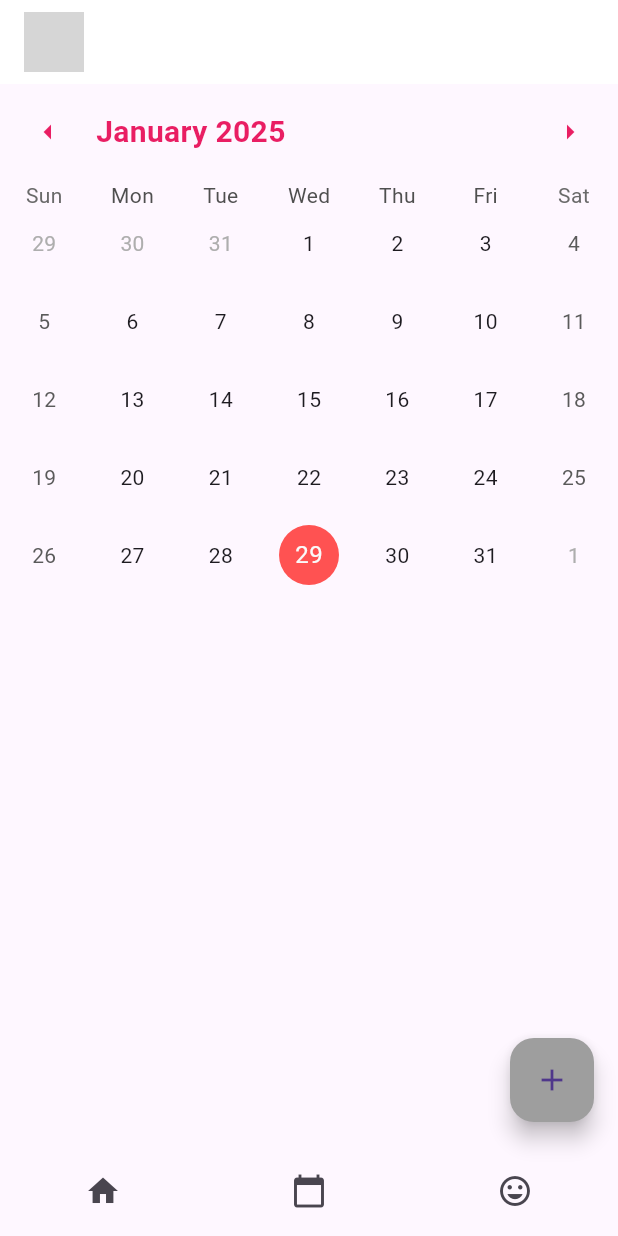
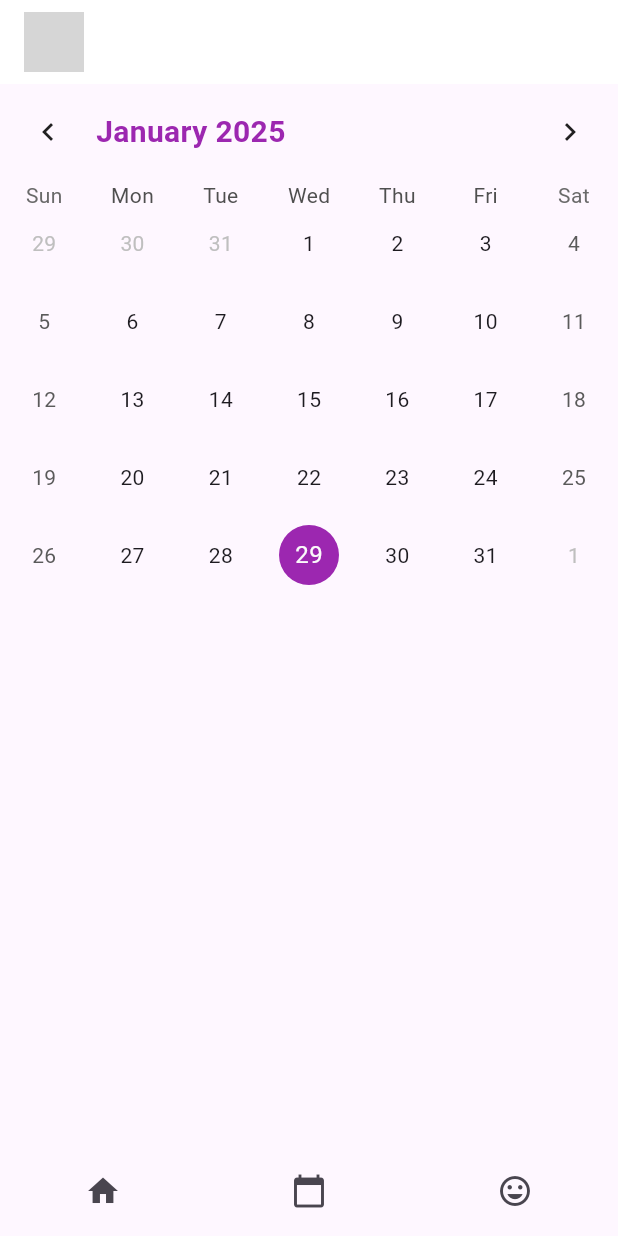
Before and after one commit to ramiko2/HappyPulse, a Flutter app: the HomeScreen screen opened by its route, scrolled down 576 dp, after a tap on the "calendar today" icon, on a phone screen of 412 x 824 dp. Run offline on Flutter 3.47's test engine with Material 3 defaults, Android fonts, the phone set to English and light mode, and no system bars; drawn by our look-alikes of table_calendar; our stand-ins replace go_router; grey boxes are pictures that could not be loaded.

Commit message:
sayfalar güncellendi

```diff
--- a/lib/main.dart
+++ b/lib/main.dart
@@ -4,6 +4,7 @@ import 'package:happypulse/screens/boarding_screen.dart';
 import 'package:happypulse/screens/home_screen.dart';
 import 'package:happypulse/screens/calendar_screen.dart';
 import 'package:happypulse/screens/mood_screen.dart';
+import 'package:happypulse/screens/login_screen.dart';
 
 void main() {
   runApp(const MyApp());
@@ -19,6 +20,10 @@ class MyApp extends StatelessWidget {
         GoRoute(
           path: '/',
           builder: (context, state) => const BoardingScreen(),
+        ),
+        GoRoute(
+          path: '/login',
+          builder: (context, state) => const LoginScreen(),
         ),
         GoRoute(
           path: '/home',
--- a/lib/screens/calendar_screen.dart
+++ b/lib/screens/calendar_screen.dart
@@ -1,6 +1,6 @@
 import 'package:flutter/material.dart';
 import 'package:table_calendar/table_calendar.dart';
-import 'package:go_router/go_router.dart';
+import 'package:happypulse/widgets/bottom_navigation_bar_widget.dart';
 
 class CalendarScreen extends StatefulWidget {
   const CalendarScreen({super.key});
@@ -10,7 +10,6 @@ class CalendarScreen extends StatefulWidget {
 }
 
 class _CalendarScreenState extends State<CalendarScreen> {
-  late Map<DateTime, List<Event>> selectedEvents;
   late DateTime selectedDay;
   late DateTime focusedDay;
 
@@ -19,7 +18,6 @@ class _CalendarScreenState extends State<CalendarScreen> {
     super.initState();
     selectedDay = DateTime.now();
     focusedDay = DateTime.now();
-    selectedEvents = {};
   }
 
   void _onDaySelected(DateTime day, DateTime focusedDay) {
@@ -29,52 +27,10 @@ class _CalendarScreenState extends State<CalendarScreen> {
     });
   }
 
-  List<Event> _getEventsForDay(DateTime day) {
-    return selectedEvents[day] ?? [];
-  }
-
-  void _addEvent() {
-    showDialog(
-      context: context,
-      builder: (context) {
-        String eventTitle = '';
-        return AlertDialog(
-          title: const Text('Yeni Etkinlik Ekle'),
-          content: TextField(
-            onChanged: (value) {
-              eventTitle = value;
-            },
-            decoration: const InputDecoration(hintText: 'Etkinlik Başlığı'),
-          ),
-          actions: [
-            TextButton(
-              onPressed: () {
-                if (eventTitle.isNotEmpty) {
-                  setState(() {
-                    if (selectedEvents[selectedDay] == null) {
-                      selectedEvents[selectedDay] = [];
-                    }
-                    selectedEvents[selectedDay]?.add(Event(eventTitle));
-                  });
-                }
-                Navigator.of(context).pop();
-              },
-              child: const Text('Ekle'),
-            ),
-            TextButton(
-              onPressed: () {
-                Navigator.of(context).pop();
-              },
-              child: const Text('İptal'),
-            ),
-          ],
-        );
-      },
-    );
-  }
-
   @override
   Widget build(BuildContext context) {
+    DateTime now = DateTime.now();
+
     return Scaffold(
       appBar: AppBar(
         title: Image.asset(
@@ -87,19 +43,18 @@ class _CalendarScreenState extends State<CalendarScreen> {
       body: Column(
         children: [
           TableCalendar(
-            firstDay: DateTime.utc(2020, 01, 01),
-            lastDay: DateTime.utc(2030, 12, 31),
+            firstDay: DateTime(now.year, now.month, 1), // Bu ayın ilk günü
+            lastDay: DateTime(now.year, now.month + 1, 0), // Bu ayın son günü
             focusedDay: focusedDay,
             selectedDayPredicate: (day) => isSameDay(selectedDay, day),
             onDaySelected: _onDaySelected,
-            eventLoader: _getEventsForDay,
             calendarStyle: CalendarStyle(
               todayDecoration: BoxDecoration(
                 color: Colors.grey,
                 shape: BoxShape.circle,
               ),
               selectedDecoration: BoxDecoration(
-                color: Colors.redAccent,
+                color: Colors.purple,
                 shape: BoxShape.circle,
               ),
               outsideDecoration: BoxDecoration(
@@ -112,66 +67,14 @@ class _CalendarScreenState extends State<CalendarScreen> {
               titleTextStyle: const TextStyle(
                 fontSize: 20,
                 fontWeight: FontWeight.bold,
-                color: Colors.pink,
-              ),
-              leftChevronIcon: const Icon(
-                Icons.arrow_left,
-                color: Colors.pink,
-              ),
-              rightChevronIcon: const Icon(
-                Icons.arrow_right,
-                color: Colors.pink,
+                color: Colors.purple, // Ay başlığı kırmızı
               ),
             ),
           ),
-          Expanded(
-            child: ListView(
-              children: _getEventsForDay(selectedDay)
-                  .map((event) => ListTile(
-                title: Text(event.title),
-              ))
-                  .toList(),
-            ),
-          ),
+          // Diğer içerikler burada
         ],
       ),
-      bottomNavigationBar: Container(
-        height: 60,
-        child: Row(
-          mainAxisAlignment: MainAxisAlignment.spaceAround,
-          children: [
-            IconButton(
-              icon: const Icon(Icons.home),
-              onPressed: () {
-                context.go('/home');
-              },
-            ),
-            IconButton(
-              icon: const Icon(Icons.calendar_today),
-              onPressed: () {
-                context.go('/calendar');
-              },
-            ),
-            IconButton(
-              icon: const Icon(Icons.mood),
-              onPressed: () {
-                context.go('/mood');
-              },
-            ),
-          ],
-        ),
-      ),
-      floatingActionButton: FloatingActionButton(
-        onPressed: _addEvent,
-        backgroundColor: Colors.grey,
-        child: const Icon(Icons.add),
-      ),
+      bottomNavigationBar: const BottomNavigationBarWidget(),
     );
   }
 }
-
-class Event {
-  final String title;
-
-  Event(this.title);
-}
--- a/lib/screens/home_screen.dart
+++ b/lib/screens/home_screen.dart
@@ -1,5 +1,7 @@
+import 'package:flutter/cupertino.dart';
 import 'package:flutter/material.dart';
 import 'package:go_router/go_router.dart';
+import 'package:happypulse/widgets/bottom_navigation_bar_widget.dart';
 
 class HomeScreen extends StatefulWidget {
   const HomeScreen({super.key});
@@ -40,52 +42,59 @@ class _HomeScreenState extends State<HomeScreen> {
           ],
         ),
       ),
-      bottomNavigationBar: Container(
-        height: 60,
-        child: Row(
-          mainAxisAlignment: MainAxisAlignment.spaceAround,
-          children: [
-            IconButton(
-              icon: const Icon(Icons.home),
-              onPressed: () {
-                context.go('/home');
-              },
-            ),
-            IconButton(
-              icon: const Icon(Icons.calendar_today),
-              onPressed: () {
-                context.go('/calendar');
-              },
-            ),
-            IconButton(
-              icon: const Icon(Icons.mood),
-              onPressed: () {
-                context.go('/mood');
-              },
-            ),
-          ],
-        ),
-      ),
-      drawer: const Drawer(
-        child: Padding(
-          padding: EdgeInsets.all(16.0),
+      bottomNavigationBar: const BottomNavigationBarWidget(), // Burada kullanılıyor
+        drawer: Drawer(
           child: Column(
-            crossAxisAlignment: CrossAxisAlignment.start,
             children: [
+              UserAccountsDrawerHeader(
+                currentAccountPicture: CircleAvatar(
+                  backgroundColor: Theme.of(context).colorScheme.primaryContainer,
+                  child: Icon(
+                    CupertinoIcons.person_circle,
+                    size: 50,
+                    color: Theme.of(context).colorScheme.onPrimaryContainer,
+                  ),
+                ),
+                accountName: Text("Hoşgeldiniz"),
+                accountEmail: Text("rabiyatanbas@gmail.com"), // E-posta adresini burada ekleyebilirsiniz
+                decoration: BoxDecoration(
+                  color: Theme.of(context).colorScheme.primary,
+                ),
+              ),
+              ListTile(
+                leading: Icon(CupertinoIcons.home),
+                title: Text('Ana Sayfa'),
+                onTap: () {
+                  context.go('/home');  // Ana sayfaya yönlendir
+                },
+              ),
+              ListTile(
+                leading: Icon(CupertinoIcons.calendar_today),
+                title: Text('Takvim'),
+                onTap: () {
+                  context.go('/calendar');  // Takvim sayfasına yönlendir
+                },
+              ),
+              ListTile(
+                leading: Icon(CupertinoIcons.smiley),
+                title: Text('Ruh Hali'),
+                onTap: () {
+                  context.go('/mood');  // Mood sayfasına yönlendir
+                },
+              ),
+              Spacer(),
               Divider(),
-              Text("İLETİŞİM", style: TextStyle(fontSize: 18)),
-              Divider(),
-              Text("Rabiya Tanbaş"),
-              Divider(),
-              Text("rabiyatanbas@gmail.com"),
-              Divider(),
-              Text("+905308406837"),
-              Divider(),
-              Text("https://github.com/ramiko2"),
+              ListTile(
+                leading: Icon(Icons.logout),
+                title: Text('Çıkış Yap'),
+                onTap: () {
+                  context.go("/login");  // Çıkış yapınca login sayfasına yönlendir
+                },
+              ),
             ],
           ),
-        ),
-      ),
+        )
+
     );
   }
 }
--- /dev/null
+++ b/lib/widgets/bottom_navigation_bar_widget.dart
@@ -0,0 +1,37 @@
+// bottom_navigation_bar_widget.dart
+import 'package:flutter/material.dart';
+import 'package:go_router/go_router.dart';
+
+class BottomNavigationBarWidget extends StatelessWidget {
+  const BottomNavigationBarWidget({super.key});
+
+  @override
+  Widget build(BuildContext context) {
+    return Container(
+      height: 60,
+      child: Row(
+        mainAxisAlignment: MainAxisAlignment.spaceAround,
+        children: [
+          IconButton(
+            icon: const Icon(Icons.home),
+            onPressed: () {
+              context.go('/home');
+            },
+          ),
+          IconButton(
+            icon: const Icon(Icons.calendar_today),
+            onPressed: () {
+              context.go('/calendar');
+            },
+          ),
+          IconButton(
+            icon: const Icon(Icons.mood),
+            onPressed: () {
+              context.go('/mood');
+            },
+          ),
+        ],
+      ),
+    );
+  }
+}
```
Also changed, not shown: lib/screens/boarding_screen.dart (+7 -17 lines), lib/screens/login_screen.dart (added, +93 -0 lines), lib/screens/mood_screen.dart (+20 -86 lines), pubspec.lock.
